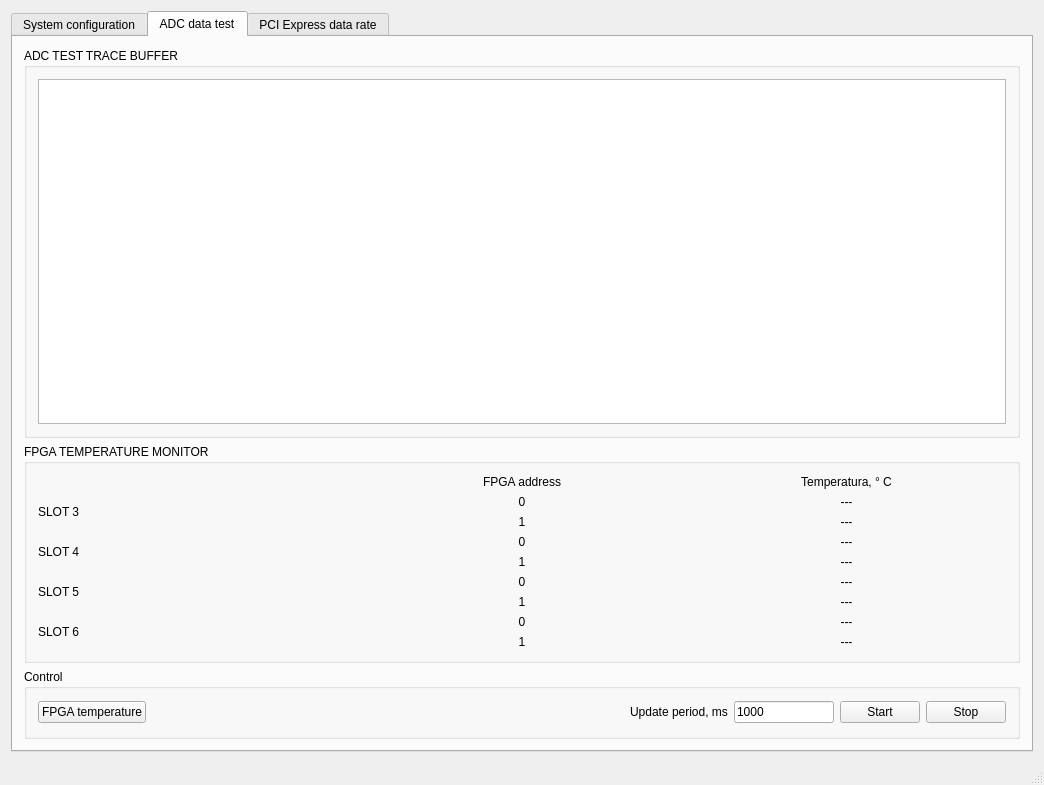
Above: gui/mainwindow.ui from karakozov/mainstream before the change. Below: the same form after it.
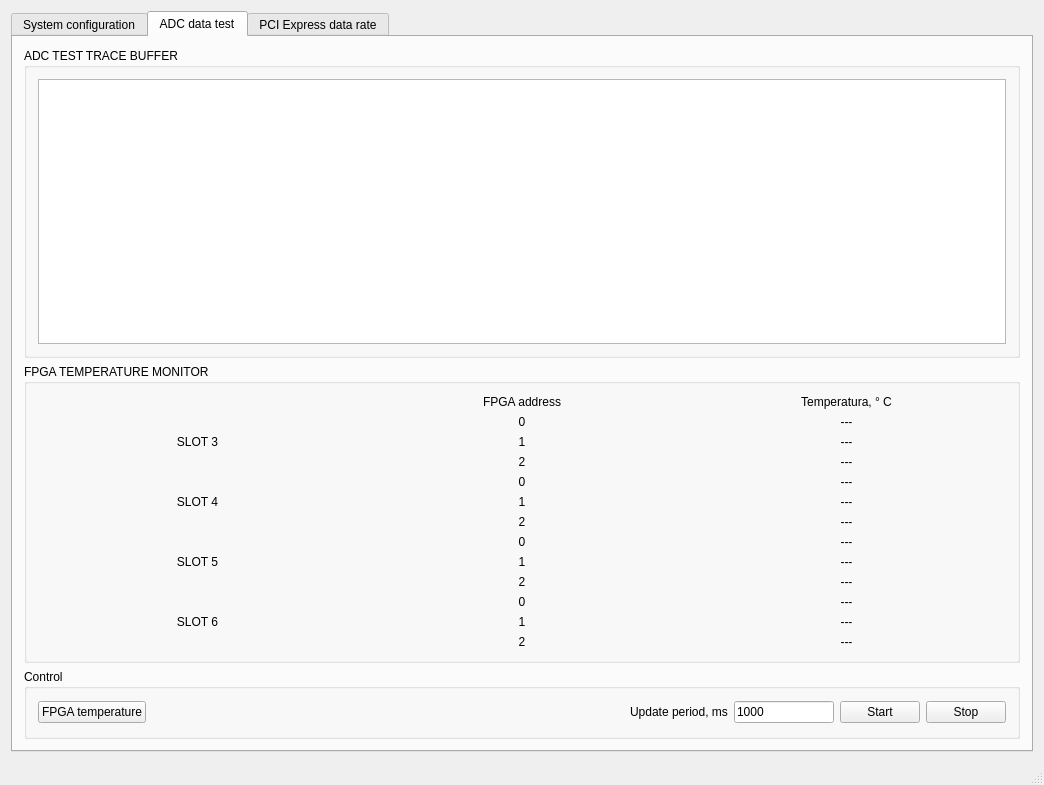
That is the form after the change. The open tabs and pages were chosen to show the change.

Commit message: GUI: Change FPGA temperature interface.

The edit to the form file:
```diff
--- a/gui/mainwindow.ui
+++ b/gui/mainwindow.ui
@@ -554,6 +554,36 @@
           <layout class="QGridLayout" name="gridLayout_18">
            <item row="0" column="0">
             <layout class="QGridLayout" name="labelLayout">
+             <item row="1" column="0" rowspan="3">
+              <widget class="QLabel" name="label_17">
+               <property name="text">
+                <string>SLOT 3</string>
+               </property>
+               <property name="alignment">
+                <set>Qt::AlignCenter</set>
+               </property>
+              </widget>
+             </item>
+             <item row="6" column="1">
+              <widget class="QLabel" name="label_27">
+               <property name="text">
+                <string>2</string>
+               </property>
+               <property name="alignment">
+                <set>Qt::AlignCenter</set>
+               </property>
+              </widget>
+             </item>
+             <item row="3" column="1">
+              <widget class="QLabel" name="label_26">
+               <property name="text">
+                <string>2</string>
+               </property>
+               <property name="alignment">
+                <set>Qt::AlignCenter</set>
+               </property>
+              </widget>
+             </item>
              <item row="0" column="1">
               <widget class="QLabel" name="label_21">
                <property name="text">
@@ -594,20 +624,10 @@
                </property>
               </widget>
              </item>
-             <item row="3" column="1">
-              <widget class="QLabel" name="lb_fpgaName2">
-               <property name="text">
-                <string>0</string>
-               </property>
-               <property name="alignment">
-                <set>Qt::AlignCenter</set>
-               </property>
-              </widget>
-             </item>
              <item row="4" column="1">
-              <widget class="QLabel" name="lb_fpgaName3">
+              <widget class="QLabel" name="lb_fpgaName2">
                <property name="text">
-                <string>1</string>
+                <string>0</string>
                </property>
                <property name="alignment">
                 <set>Qt::AlignCenter</set>
@@ -615,6 +635,16 @@
               </widget>
              </item>
              <item row="5" column="1">
+              <widget class="QLabel" name="lb_fpgaName3">
+               <property name="text">
+                <string>1</string>
+               </property>
+               <property name="alignment">
+                <set>Qt::AlignCenter</set>
+               </property>
+              </widget>
+             </item>
+             <item row="7" column="1">
               <widget class="QLabel" name="lb_fpgaName4">
                <property name="text">
                 <string>0</string>
@@ -624,7 +654,7 @@
                </property>
               </widget>
              </item>
-             <item row="6" column="1">
+             <item row="8" column="1">
               <widget class="QLabel" name="label_23">
                <property name="text">
                 <string>1</string>
@@ -634,7 +664,7 @@
                </property>
               </widget>
              </item>
-             <item row="7" column="1">
+             <item row="10" column="1">
               <widget class="QLabel" name="label_24">
                <property name="text">
                 <string>0</string>
@@ -644,7 +674,7 @@
                </property>
               </widget>
              </item>
-             <item row="8" column="1">
+             <item row="11" column="1">
               <widget class="QLabel" name="label_25">
                <property name="text">
                 <string>1</string>
@@ -674,18 +704,8 @@
                </property>
               </widget>
              </item>
-             <item row="3" column="2">
-              <widget class="QLabel" name="lb_fpgaT40">
-               <property name="text">
-                <string>---</string>
-               </property>
-               <property name="alignment">
-                <set>Qt::AlignCenter</set>
-               </property>
-              </widget>
-             </item>
              <item row="4" column="2">
-              <widget class="QLabel" name="lb_fpgaT41">
+              <widget class="QLabel" name="lb_fpgaT40">
                <property name="text">
                 <string>---</string>
                </property>
@@ -695,6 +715,16 @@
               </widget>
              </item>
              <item row="5" column="2">
+              <widget class="QLabel" name="lb_fpgaT41">
+               <property name="text">
+                <string>---</string>
+               </property>
+               <property name="alignment">
+                <set>Qt::AlignCenter</set>
+               </property>
+              </widget>
+             </item>
+             <item row="7" column="2">
               <widget class="QLabel" name="lb_fpgaT50">
                <property name="text">
                 <string>---</string>
@@ -704,7 +734,7 @@
                </property>
               </widget>
              </item>
-             <item row="6" column="2">
+             <item row="8" column="2">
               <widget class="QLabel" name="lb_fpgaT51">
                <property name="text">
                 <string>---</string>
@@ -714,7 +744,7 @@
                </property>
               </widget>
              </item>
-             <item row="7" column="2">
+             <item row="10" column="2">
               <widget class="QLabel" name="lb_fpgaT60">
                <property name="text">
                 <string>---</string>
@@ -724,7 +754,7 @@
                </property>
               </widget>
              </item>
-             <item row="8" column="2">
+             <item row="11" column="2">
               <widget class="QLabel" name="lb_fpgaT61">
                <property name="text">
                 <string>---</string>
@@ -734,31 +764,93 @@
                </property>
               </widget>
              </item>
-             <item row="1" column="0" rowspan="2">
-              <widget class="QLabel" name="label_17">
+             <item row="9" column="1">
+              <widget class="QLabel" name="label_28">
                <property name="text">
-                <string>SLOT 3</string>
+                <string>2</string>
                </property>
-              </widget>
-             </item>
-             <item row="3" column="0" rowspan="2">
-              <widget class="QLabel" name="label_18">
-               <property name="text">
-                <string>SLOT 4</string>
+               <property name="alignment">
+                <set>Qt::AlignCenter</set>
                </property>
               </widget>
              </item>
-             <item row="5" column="0" rowspan="2">
-              <widget class="QLabel" name="label_19">
+             <item row="12" column="1">
+              <widget class="QLabel" name="label_29">
                <property name="text">
-                <string>SLOT 5</string>
+                <string>2</string>
                </property>
+               <property name="alignment">
+                <set>Qt::AlignCenter</set>
+               </property>
               </widget>
              </item>
-             <item row="7" column="0" rowspan="2">
+             <item row="10" column="0" rowspan="3">
               <widget class="QLabel" name="label_20">
                <property name="text">
                 <string>SLOT 6</string>
+               </property>
+               <property name="alignment">
+                <set>Qt::AlignCenter</set>
+               </property>
+              </widget>
+             </item>
+             <item row="7" column="0" rowspan="3">
+              <widget class="QLabel" name="label_19">
+               <property name="text">
+                <string>SLOT 5</string>
+               </property>
+               <property name="alignment">
+                <set>Qt::AlignCenter</set>
+               </property>
+              </widget>
+             </item>
+             <item row="4" column="0" rowspan="3">
+              <widget class="QLabel" name="label_18">
+               <property name="text">
+                <string>SLOT 4</string>
+               </property>
+               <property name="alignment">
+                <set>Qt::AlignCenter</set>
+               </property>
+              </widget>
+             </item>
+             <item row="3" column="2">
+              <widget class="QLabel" name="lb_fpgaT32">
+               <property name="text">
+                <string>---</string>
+               </property>
+               <property name="alignment">
+                <set>Qt::AlignCenter</set>
+               </property>
+              </widget>
+             </item>
+             <item row="6" column="2">
+              <widget class="QLabel" name="lb_fpgaT42">
+               <property name="text">
+                <string>---</string>
+               </property>
+               <property name="alignment">
+                <set>Qt::AlignCenter</set>
+               </property>
+              </widget>
+             </item>
+             <item row="9" column="2">
+              <widget class="QLabel" name="lb_fpgaT52">
+               <property name="text">
+                <string>---</string>
+               </property>
+               <property name="alignment">
+                <set>Qt::AlignCenter</set>
+               </property>
+              </widget>
+             </item>
+             <item row="12" column="2">
+              <widget class="QLabel" name="lb_fpgaT62">
+               <property name="text">
+                <string>---</string>
+               </property>
+               <property name="alignment">
+                <set>Qt::AlignCenter</set>
                </property>
               </widget>
              </item>
```
Left out of the diff: 2 changed lines with no effect on the pictures. The commit also changes 2 other files.
